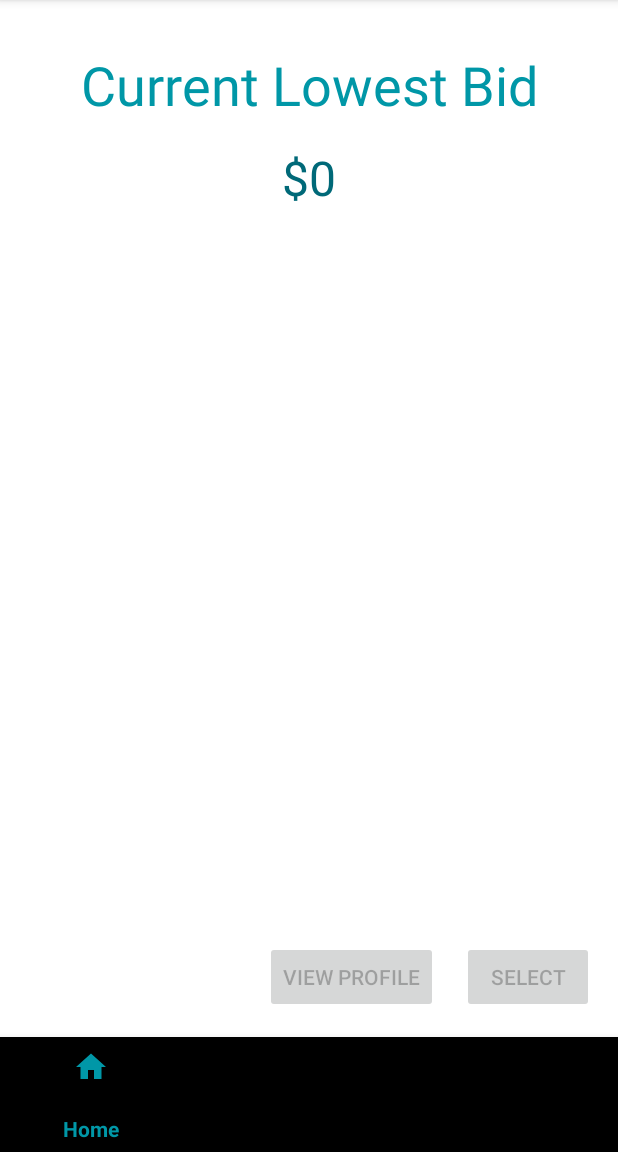
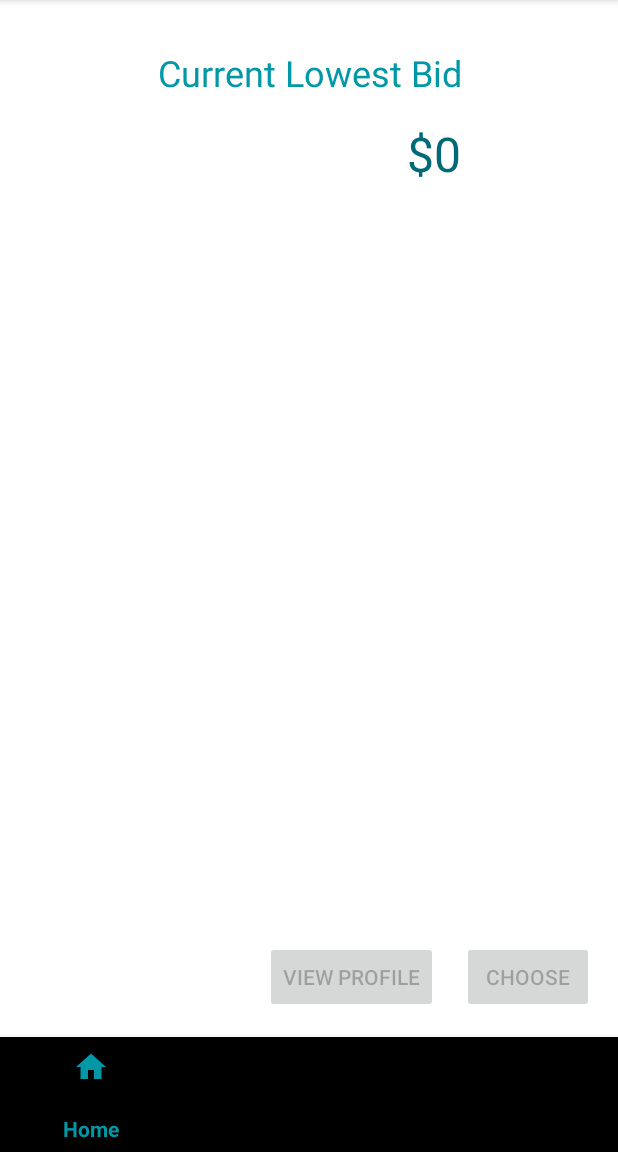
Before and after one commit to sjplautz/Biddlr, an Android app: the fragment BidderSelectFragment placed in its activity, on a phone screen of 412 x 824 dp, the part 84-1236 px from its top. Run offline under Robolectric (Android 15) with nearby library versions, the phone set to English and light mode, and no system bars; our stand-ins replace Firebase (no records; nobody signed in at launch, a user with empty details on screens opened directly); 2 statements that could not run were skipped.

Commit message:
Changing bidder select ui

```diff
--- a/src/app/src/main/java/adapters/BidderListAdapter.java
+++ b/src/app/src/main/java/adapters/BidderListAdapter.java
@@ -14,6 +14,7 @@ import android.widget.TextView;
 import com.example.biddlr.R;
 
 import java.util.List;
+import java.util.Locale;
 
 import classes.User;
 
@@ -80,12 +81,12 @@ public class BidderListAdapter extends RecyclerView.Adapter<BidderListAdapter.Bi
 
         User user = bids.get(pos);
 
-        holder.imgUserPic.setImageResource(R.drawable.ic_biddlrlogo);
+        holder.imgUserPic.setImageResource(R.drawable.baseline_person_24);
 
         String fullName = user.getFirstName() + " " + user.getLastName();
         holder.txtUserName.setText(fullName);
 
-        String value = "$" + user.getBiddedJobs().get(jobId);
+        String value = String.format(Locale.ENGLISH, "$%.02f", user.getBiddedJobs().get(jobId));
         holder.txtUserBid.setText(value);
     }
 
--- a/src/app/src/main/res/layout/fragment_bidder_select.xml
+++ b/src/app/src/main/res/layout/fragment_bidder_select.xml
@@ -8,13 +8,13 @@
 
     <TextView
         android:id="@+id/txtLowestBid"
-        android:layout_width="0dp"
+        android:layout_width="wrap_content"
         android:layout_height="wrap_content"
         android:layout_marginTop="32dp"
         android:gravity="center"
         android:text="@string/strLowestBid"
         android:textColor="@color/colorPrimary"
-        android:textSize="36sp"
+        android:textSize="24sp"
         app:layout_constraintEnd_toEndOf="parent"
         app:layout_constraintStart_toStartOf="parent"
         app:layout_constraintTop_toTopOf="parent"
@@ -28,8 +28,7 @@
         android:text="$0"
         android:textColor="@color/colorPrimaryDark"
         android:textSize="32sp"
-        app:layout_constraintEnd_toEndOf="parent"
-        app:layout_constraintStart_toStartOf="parent"
+        app:layout_constraintRight_toRightOf="@+id/txtLowestBid"
         app:layout_constraintTop_toBottomOf="@+id/txtLowestBid" />
 
     <android.support.v7.widget.RecyclerView
@@ -50,7 +49,7 @@
         android:layout_marginEnd="16dp"
         android:layout_marginBottom="16dp"
         android:enabled="false"
-        android:text="@string/strSelect"
+        android:text="@string/strChoose"
         app:layout_constraintBottom_toBottomOf="parent"
         app:layout_constraintEnd_toEndOf="parent" />
 
--- a/src/app/src/main/res/values/strings.xml
+++ b/src/app/src/main/res/values/strings.xml
@@ -43,7 +43,7 @@
     <string name="txtCancel">CANCEL</string>
     <string name="strLowestBid">Current Lowest Bid</string>
     <string name="strViewProfile">View Profile</string>
-    <string name="strSelect">Select</string>
+    <string name="strChoose">Choose</string>
     <string name="txtLowestBid">Lowest Bid:</string>
 
 </resources>
```
